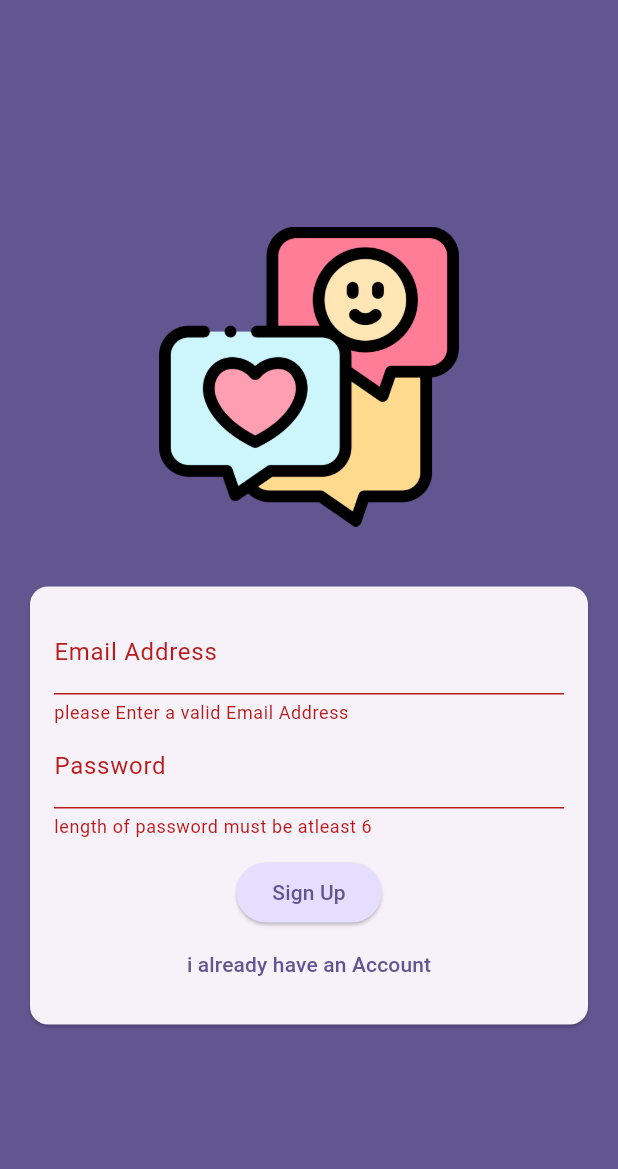
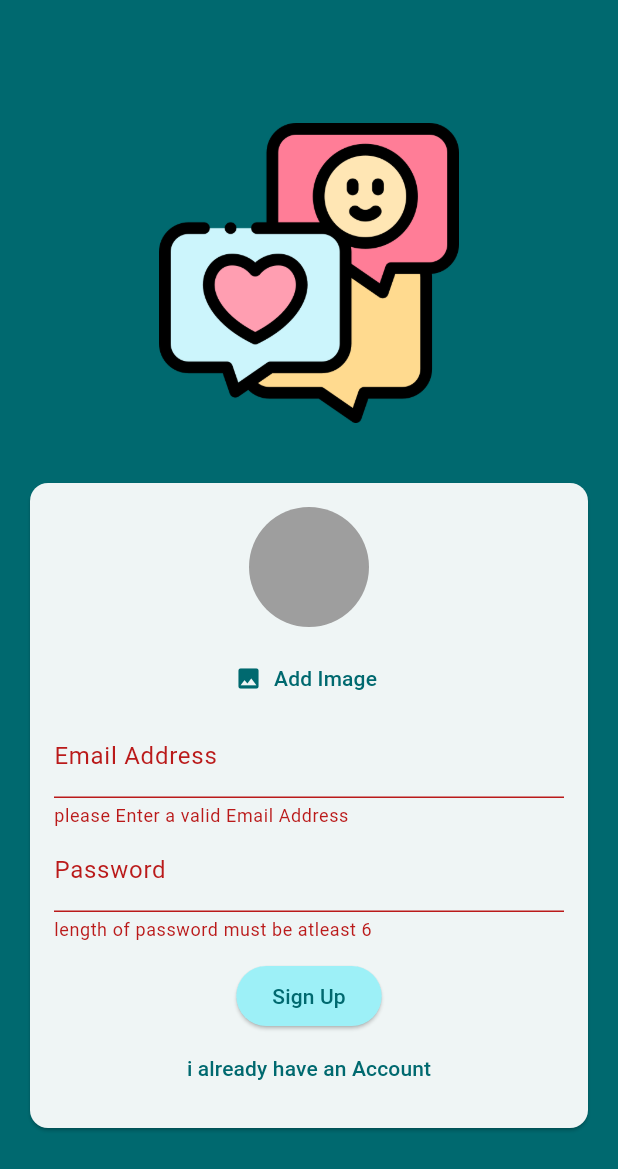
Before and after one commit to RahulSharma-bit/chatApp, a Flutter app: the screen it shows after launch, after a tap on "Login", after a tap on "create an Account", on a phone screen of 412 x 824 dp. Shown: the top 1169 px of the screen. Run offline on Flutter 3.47's test engine with Material 3 defaults, Android fonts, the phone set to English and light mode, and no system bars; our stand-ins replace firebase_auth, firebase_core, firebase_storage, image_picker; accounts and stored records are empty.

Commit message:
Adding chat, Splash screen along with image upload logic.

```diff
--- a/lib/main.dart
+++ b/lib/main.dart
@@ -1,4 +1,7 @@
 import 'package:chat_app/screens/auth.dart';
+import 'package:chat_app/screens/chat_screen.dart';
+import 'package:chat_app/screens/splash_screen.dart';
+import 'package:firebase_auth/firebase_auth.dart';
 import 'package:flutter/material.dart';
 import 'package:firebase_core/firebase_core.dart';
 import 'firebase_options.dart';
@@ -17,13 +20,23 @@ class App extends StatelessWidget {
   @override
   Widget build(BuildContext context) {
     return MaterialApp(
-      debugShowCheckedModeBanner: false,
-      title: 'FlutterChat',
-      theme: ThemeData().copyWith(
-        colorScheme: ColorScheme.fromSeed(
-            seedColor: const Color.fromARGB(255, 63, 17, 177)),
-      ),
-      home: const AuthScreen(),
-    );
+        debugShowCheckedModeBanner: false,
+        title: 'FlutterChat',
+        theme: ThemeData().copyWith(
+          colorScheme: ColorScheme.fromSeed(
+              seedColor: const Color.fromARGB(255, 64, 191, 200)),
+        ),
+        home: StreamBuilder(
+          stream: FirebaseAuth.instance.authStateChanges(),
+          builder: (context, snapshot) {
+            if (snapshot.connectionState == ConnectionState.waiting) {
+              return const SplashScreen();
+            }
+            if (snapshot.hasData) {
+              return const ChatScreen();
+            }
+            return const AuthScreen();
+          },
+        ));
   }
 }
--- a/lib/screens/auth.dart
+++ b/lib/screens/auth.dart
@@ -1,5 +1,8 @@
+import 'package:chat_app/widgets/user_image_picker.dart';
+import 'package:firebase_storage/firebase_storage.dart';
 import 'package:flutter/material.dart';
 import 'package:firebase_auth/firebase_auth.dart';
+import 'dart:io';
 
 final _firebase = FirebaseAuth.instance;
 
@@ -16,38 +19,53 @@ class _AuthScreenState extends State<AuthScreen> {
   var _isLogin = true;
   var _enteredEmail = '';
   var _enteredPassword = '';
+  File? _selectedImage;
 
   void _submit() async {
     final isValid = _form.currentState!.validate();
-    if (!isValid) {
+    if (!isValid || !_isLogin && _selectedImage == null) {
+      //show error Message
       return;
     }
     _form.currentState!.save();
-    // debugPrint(_enteredEmail);
-    // debugPrint(_enteredPassword);
 
+    try {
       if (_isLogin) {
         //log user's in
-    } else {
-      //sign up users
-      try {
-        final userCredentials = await _firebase.createUserWithEmailAndPassword(
+        final userCredentials = await _firebase.signInWithEmailAndPassword(
           email: _enteredEmail,
           password: _enteredPassword,
         );
+        debugPrint(userCredentials.toString());
+      } else {
+        //sign up users
+        final userCredentials = await _firebase.createUserWithEmailAndPassword(
+            email: _enteredEmail, password: _enteredPassword);
 
+        final storageRef = FirebaseStorage.instance
+            .ref()
+            .child('user_images')
+            .child('${userCredentials.user!.uid}.jpg');
+
+        await storageRef.putFile(_selectedImage!);
+        final imageUrl = await storageRef.getDownloadURL();
+
+        debugPrint(imageUrl);
         debugPrint(userCredentials.toString());
+
+        storageRef.putFile(_selectedImage!);
+      }
     } on FirebaseAuthException catch (error) {
       if (error.code == 'email-already-in-use') {
         //
       }
+      if (!mounted) return;
       ScaffoldMessenger.of(context).clearSnackBars();
       ScaffoldMessenger.of(context).showSnackBar(
         SnackBar(
           content: Text(error.message ?? 'Authentication failed..'),
         ),
       );
-      }
     }
   }
 
@@ -80,6 +98,12 @@ class _AuthScreenState extends State<AuthScreen> {
                       child: Column(
                         mainAxisSize: MainAxisSize.min,
                         children: [
+                          if (!_isLogin)
+                            UserImagePicker(
+                              onPickImage: (pickedImage) {
+                                _selectedImage = pickedImage;
+                              },
+                            ),
                           TextFormField(
                             decoration: const InputDecoration(
                                 labelText: 'Email Address'),
--- /dev/null
+++ b/lib/screens/splash_screen.dart
@@ -0,0 +1,14 @@
+import 'package:flutter/material.dart';
+
+class SplashScreen extends StatelessWidget {
+  const SplashScreen({super.key});
+
+  @override
+  Widget build(BuildContext context) {
+    return const Scaffold(
+      body: Center(
+        child: Text('Loading...'),
+      ),
+    );
+  }
+}
--- /dev/null
+++ b/lib/widgets/user_image_picker.dart
@@ -0,0 +1,54 @@
+import 'package:flutter/material.dart';
+import 'package:image_picker/image_picker.dart';
+import 'dart:io';
+
+class UserImagePicker extends StatefulWidget {
+  const UserImagePicker({super.key, required this.onPickImage});
+
+  final void Function(File pickedImage) onPickImage;
+
+  @override
+  State<UserImagePicker> createState() => _UserImagePickerState();
+}
+
+class _UserImagePickerState extends State<UserImagePicker> {
+  File? _userPickedImage;
+
+  void _saveImage() async {
+    final pickedImage = await ImagePicker().pickImage(
+      source: ImageSource.camera,
+      imageQuality: 50,
+      maxWidth: 150,
+    );
+
+    if (pickedImage == null) return;
+    setState(() {
+      _userPickedImage = File(pickedImage.path);
+    });
+
+    widget.onPickImage(_userPickedImage!);
+  }
+
+  @override
+  Widget build(BuildContext context) {
+    return Column(
+      children: [
+        CircleAvatar(
+          radius: 40,
+          backgroundColor: Colors.grey,
+          foregroundImage:
+              _userPickedImage != null ? FileImage(_userPickedImage!) : null,
+        ),
+        const SizedBox(height: 10),
+        TextButton.icon(
+          onPressed: _saveImage,
+          icon: const Icon(Icons.image),
+          label: Text(
+            'Add Image',
+            style: TextStyle(color: Theme.of(context).colorScheme.primary),
+          ),
+        )
+      ],
+    );
+  }
+}
--- a/pubspec.yaml
+++ b/pubspec.yaml
@@ -37,6 +37,8 @@ dependencies:
   cupertino_icons: ^1.0.6
   firebase_core: ^3.1.0
   firebase_auth: ^5.1.0
+  firebase_storage: ^12.0.1
+  image_picker: ^1.1.2
 
 dev_dependencies:
   flutter_test:
```
Also changed, not shown: lib/screens/chat_screen.dart (added, +30 -0 lines), pubspec.lock, 6 other files. Lines whose indentation alone changed are shown as unchanged.
